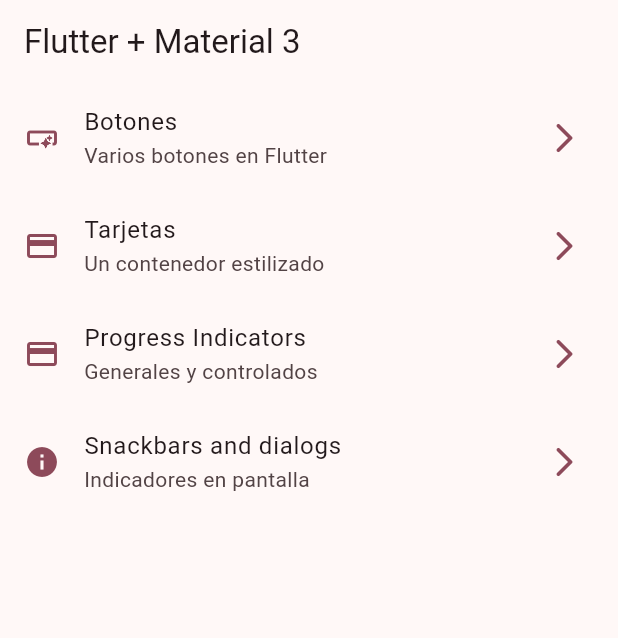
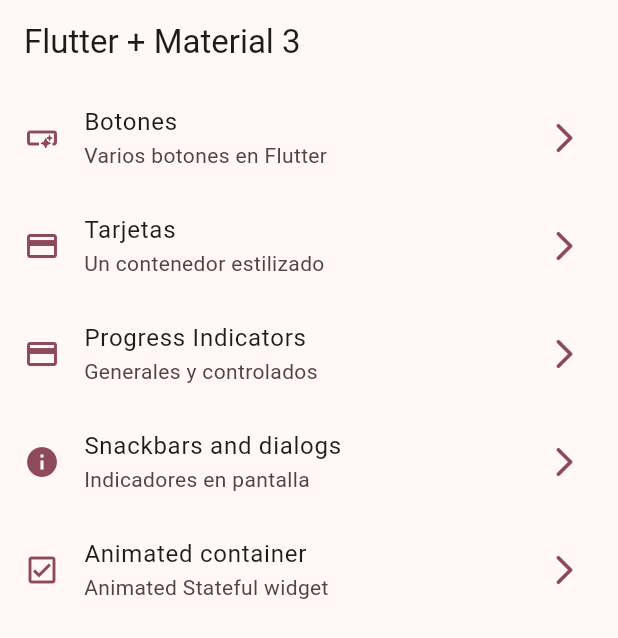
Before and after one commit to PaulImb1520/widgets_app, a Flutter app: the screen it shows after launch, on a phone screen of 412 x 824 dp. Shown: the top 638 px of the screen. Run offline on Flutter 3.47's test engine with Material 3 defaults, Android fonts, the phone set to English and light mode, and no system bars; our stand-ins replace go_router.

Commit message:
animated container terminado

```diff
--- a/lib/config/menu/menu_items.dart
+++ b/lib/config/menu/menu_items.dart
@@ -34,4 +34,9 @@ const appMenuItems = <MenuItem>[
       subTitle: "Indicadores en pantalla",
       link: "/snackbars",
       icon: Icons.info),
+  MenuItem(
+      title: "Animated container",
+      subTitle: "Animated Stateful widget",
+      link: "/animated",
+      icon: Icons.check_box_outlined),
 ];
--- a/lib/config/router/app_router.dart
+++ b/lib/config/router/app_router.dart
@@ -30,5 +30,10 @@ final appRouter = GoRouter(
       name: SnackbarScreen.name,
       builder: (context, state) => const SnackbarScreen(),
     ),
+    GoRoute(
+      path: '/animated',
+      name: AnimatedScreen.name,
+      builder: (context, state) => const AnimatedScreen(),
+    ),
   ],
 );
```
Also changed, not shown: lib/presentation/screens/animated/animated_screen.dart (+44 -2 lines).
